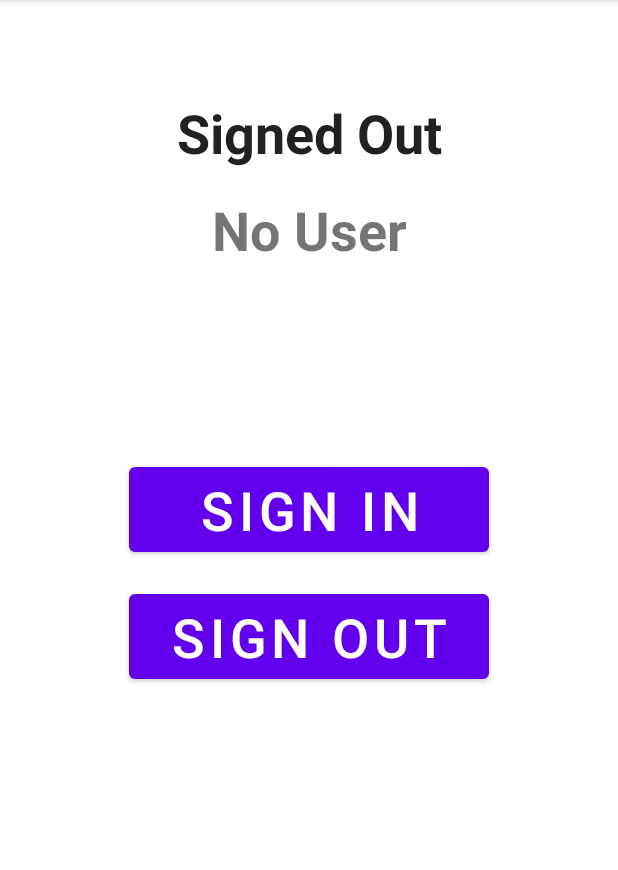
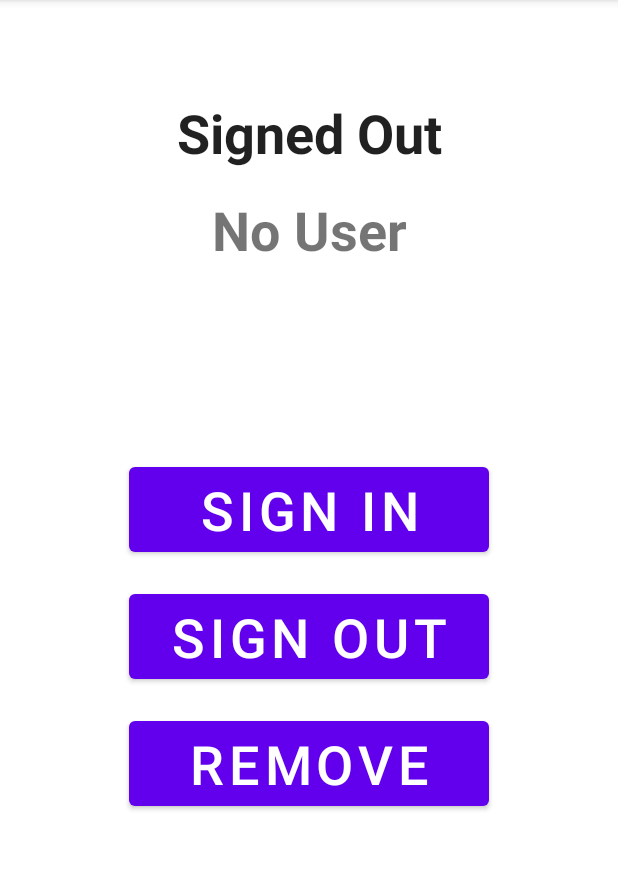
Before and after one commit to Imran4424/Android-FirebaseEmailAuthenticationFirebaseUI, an Android app: the screen it shows after launch (MainActivity), on a phone screen of 412 x 824 dp, the part 84-954 px from its top. Run offline under Robolectric (Android 15) with nearby library versions, the phone set to English and light mode, and no system bars; our stand-ins replace Firebase (no records; nobody signed in at launch, a user with empty details on screens opened directly); libraries missing offline, so code that uses them is left out: com.firebase.ui.

Commit message:
main activity

```diff
--- a/app/src/main/java/com/imran/android/java_firebaseemailauthenticationui/MainActivity.java
+++ b/app/src/main/java/com/imran/android/java_firebaseemailauthenticationui/MainActivity.java
@@ -78,10 +78,11 @@ public class MainActivity extends AppCompatActivity {
         } else {
             // Choose authentication builder
             List<AuthUI.IdpConfig> providers = Arrays.asList(
-                    new AuthUI.IdpConfig.EmailBuilder().build(),
-                    new AuthUI.IdpConfig.PhoneBuilder().build(),
-                    new AuthUI.IdpConfig.GoogleBuilder().build()
-//                    new AuthUI.IdpConfig.FacebookBuilder().build()
+                    new AuthUI.IdpConfig.EmailBuilder().build()
+//                    new AuthUI.IdpConfig.PhoneBuilder().build(),
+//                    new AuthUI.IdpConfig.GoogleBuilder().build(),
+//                    new AuthUI.IdpConfig.TwitterBuilder().build(),
+//                    new AuthUI.IdpConfig.GitHubBuilder().build()
             );
 
             startActivityForResult(
@@ -120,6 +121,8 @@ public class MainActivity extends AppCompatActivity {
                         }
                     }
                 });
+
+        signOut(view);
     }
 
     public void updateSignedIn() {
--- a/app/src/main/res/layout/activity_main.xml
+++ b/app/src/main/res/layout/activity_main.xml
@@ -58,4 +58,16 @@
         app:layout_constraintHorizontal_bias="0.5"
         app:layout_constraintStart_toStartOf="parent"
         app:layout_constraintTop_toBottomOf="@+id/textViewSigningStatus" />
+
+    <Button
+        android:id="@+id/buttonRemove"
+        android:layout_width="240dp"
+        android:layout_height="wrap_content"
+        android:layout_marginTop="16dp"
+        android:onClick="deleteUser"
+        android:text="Remove"
+        android:textSize="36sp"
+        app:layout_constraintEnd_toEndOf="parent"
+        app:layout_constraintStart_toStartOf="parent"
+        app:layout_constraintTop_toBottomOf="@+id/buttonSignOut" />
 </androidx.constraintlayout.widget.ConstraintLayout>
```
